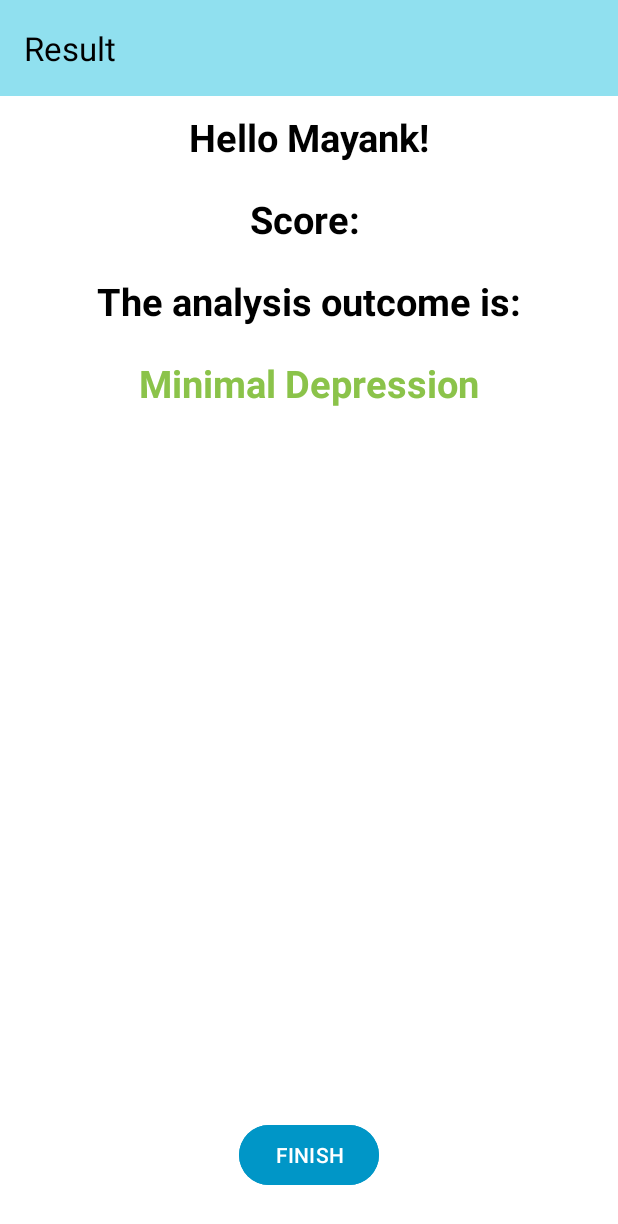
After one commit to mayankr1307/SIH2023_binary_lifters_serenity_sync, an Android app: the ResultActivity screen opened directly, with no data from a screen before it, on a phone screen of 412 x 824 dp. The commit adds this screen. Shown: the top 1224 px of the screen. Run offline under Robolectric (Android 15) with nearby library versions, the phone set to English and light mode, and no system bars; 1 statement that could not run was skipped.

Commit message:
Commit 7, Completed ResultActivity

```diff
--- a/app/src/main/AndroidManifest.xml
+++ b/app/src/main/AndroidManifest.xml
@@ -14,6 +14,9 @@
         android:supportsRtl="true"
         android:theme="@style/Theme.SerenitySync"
         tools:targetApi="31">
+        <activity
+            android:name=".activities.ResultActivity"
+            android:exported="false" />
         <activity
             android:name=".assessmentactivities.PHQActivity"
             android:exported="false"
--- /dev/null
+++ b/app/src/main/java/sih/binarylifters/serenitysync/activities/ResultActivity.kt
@@ -0,0 +1,87 @@
+package sih.binarylifters.serenitysync.activities
+
+import android.annotation.SuppressLint
+import android.content.Intent
+import androidx.appcompat.app.AppCompatActivity
+import android.os.Bundle
+import android.widget.Toast
+import sih.binarylifters.serenitysync.R
+import sih.binarylifters.serenitysync.constants.Constants
+import sih.binarylifters.serenitysync.databinding.ActivityResultBinding
+
+class ResultActivity : AppCompatActivity() {
+
+    private var binding: ActivityResultBinding? = null
+    private var testName = ""
+    private var testScore = 0
+
+    override fun onCreate(savedInstanceState: Bundle?) {
+        super.onCreate(savedInstanceState)
+        binding = ActivityResultBinding.inflate(layoutInflater)
+        setContentView(binding?.root)
+
+        val receivedIntent = intent
+        testName = receivedIntent.getStringExtra("TEST_NAME").toString()
+        testScore = receivedIntent.getIntExtra("SCORE", 0)
+
+        setupToolbar()
+
+        if(testName == "PHQ-9") {
+            showResultForPHQ()
+        }
+
+        binding?.btnFinish?.setOnClickListener {
+            finish()
+        }
+    }
+
+    @SuppressLint("SetTextI18n")
+    private fun showResultForPHQ() {
+        val assessmentText: String
+        val textColor: Int
+        val score = testScore
+
+        when (score) {
+            in 0..4 -> {
+                assessmentText = "Minimal depression"
+                textColor = getColor(R.color.very_light_green)
+            }
+            in 5..9 -> {
+                assessmentText = "Mild depression"
+                textColor = getColor(R.color.darker_green)
+            }
+            in 10..14 -> {
+                assessmentText = "Moderate depression"
+                textColor = getColor(R.color.orange)
+            }
+            in 15..19 -> {
+                assessmentText = "Moderately severe depression"
+                textColor = getColor(R.color.red)
+            }
+            in 20..27 -> {
+                assessmentText = "Severe depression"
+                textColor = getColor(R.color.dark_red)
+            }
+            else -> {
+                assessmentText = "Unable to assess"
+                textColor = getColor(R.color.default_text_color)
+            }
+        }
+
+        binding?.tvAssessmentResult?.setTextColor(textColor)
+        binding?.tvAssessmentResult?.text = assessmentText
+        binding?.tvScore?.text = "Score: $score"
+        binding?.tvName?.text = "Hello ${Constants.DISPLAY_NAME}!"
+    }
+
+    private fun setupToolbar() {
+        setSupportActionBar(binding?.tbResult)
+        supportActionBar?.title = "Result $testName"
+        binding?.tbResult?.setTitleTextColor(resources.getColor(android.R.color.black, theme))
+    }
+
+    override fun onDestroy() {
+        binding = null
+        super.onDestroy()
+    }
+}
--- /dev/null
+++ b/app/src/main/res/layout/activity_result.xml
@@ -0,0 +1,88 @@
+<?xml version="1.0" encoding="utf-8"?>
+<androidx.constraintlayout.widget.ConstraintLayout xmlns:android="http://schemas.android.com/apk/res/android"
+    xmlns:app="http://schemas.android.com/apk/res-auto"
+    xmlns:tools="http://schemas.android.com/tools"
+    android:layout_width="match_parent"
+    android:layout_height="match_parent"
+    tools:context=".activities.ResultActivity"
+    android:background="@color/white">
+
+    <androidx.appcompat.widget.Toolbar
+        android:id="@+id/tb_result"
+        android:layout_width="match_parent"
+        android:layout_height="wrap_content"
+        android:titleTextColor="@color/black"
+        android:background="@color/variant3"
+        app:layout_constraintTop_toTopOf="parent"
+        tools:ignore="HardcodedText" />
+
+    <TextView
+        android:id="@+id/tv_name"
+        android:layout_width="wrap_content"
+        android:layout_height="wrap_content"
+        android:textSize="25sp"
+        android:textColor="@color/black"
+        android:textStyle="bold"
+        android:text="Hello Mayank!"
+        android:layout_margin="10dp"
+        app:layout_constraintTop_toBottomOf="@id/tb_result"
+        app:layout_constraintStart_toStartOf="parent"
+        app:layout_constraintEnd_toEndOf="parent"
+        tools:ignore="HardcodedText" />
+
+    <TextView
+        android:id="@+id/tv_score"
+        android:layout_width="wrap_content"
+        android:layout_height="wrap_content"
+        android:textSize="25sp"
+        android:textColor="@color/black"
+        android:textStyle="bold"
+        android:text="Score: "
+        android:layout_margin="20dp"
+        app:layout_constraintTop_toBottomOf="@id/tv_name"
+        app:layout_constraintStart_toStartOf="parent"
+        app:layout_constraintEnd_toEndOf="parent"
+        tools:ignore="HardcodedText" />
+
+    <TextView
+        android:id="@+id/tv_assessment"
+        android:layout_width="wrap_content"
+        android:layout_height="wrap_content"
+        android:textSize="25sp"
+        android:textColor="@color/black"
+        android:textStyle="bold"
+        android:text="The analysis outcome is:"
+        android:layout_margin="20dp"
+        app:layout_constraintTop_toBottomOf="@id/tv_score"
+        app:layout_constraintStart_toStartOf="parent"
+        app:layout_constraintEnd_toEndOf="parent"
+        tools:ignore="HardcodedText" />
+
+    <TextView
+        android:id="@+id/tv_assessmentResult"
+        android:layout_width="wrap_content"
+        android:layout_height="wrap_content"
+        android:textSize="25sp"
+        android:textColor="#8BC34A"
+        android:textStyle="bold"
+        android:text="Minimal Depression"
+        android:layout_margin="20dp"
+        app:layout_constraintTop_toBottomOf="@id/tv_assessment"
+        app:layout_constraintStart_toStartOf="parent"
+        app:layout_constraintEnd_toEndOf="parent"
+        tools:ignore="HardcodedText" />
+
+    <Button
+        android:id="@+id/btn_finish"
+        android:layout_width="wrap_content"
+        android:layout_height="wrap_content"
+        android:backgroundTint="@color/variant6"
+        android:text="FINISH"
+        android:textColor="@color/white"
+        android:layout_marginBottom="30dp"
+        app:layout_constraintBottom_toBottomOf="parent"
+        app:layout_constraintStart_toStartOf="parent"
+        app:layout_constraintEnd_toEndOf="parent"
+        tools:ignore="HardcodedText" />
+
+</androidx.constraintlayout.widget.ConstraintLayout>
--- a/app/src/main/res/values/colors.xml
+++ b/app/src/main/res/values/colors.xml
@@ -11,4 +11,11 @@
     <color name="variant7">#0077B6</color>
     <color name="variant8">#023E8A</color>
     <color name="variant9">#03045E</color>
+
+    <color name="very_light_green">#8BC34A</color>
+    <color name="darker_green">#4CAF50</color>
+    <color name="orange">#FFA500</color>
+    <color name="red">#FF0000</color>
+    <color name="dark_red">#990000</color>
+    <color name="default_text_color">#000000</color>
 </resources>
```
Also changed, not shown: app/src/main/java/sih/binarylifters/serenitysync/assessmentactivities/PHQActivity.kt (+9 -5 lines).
